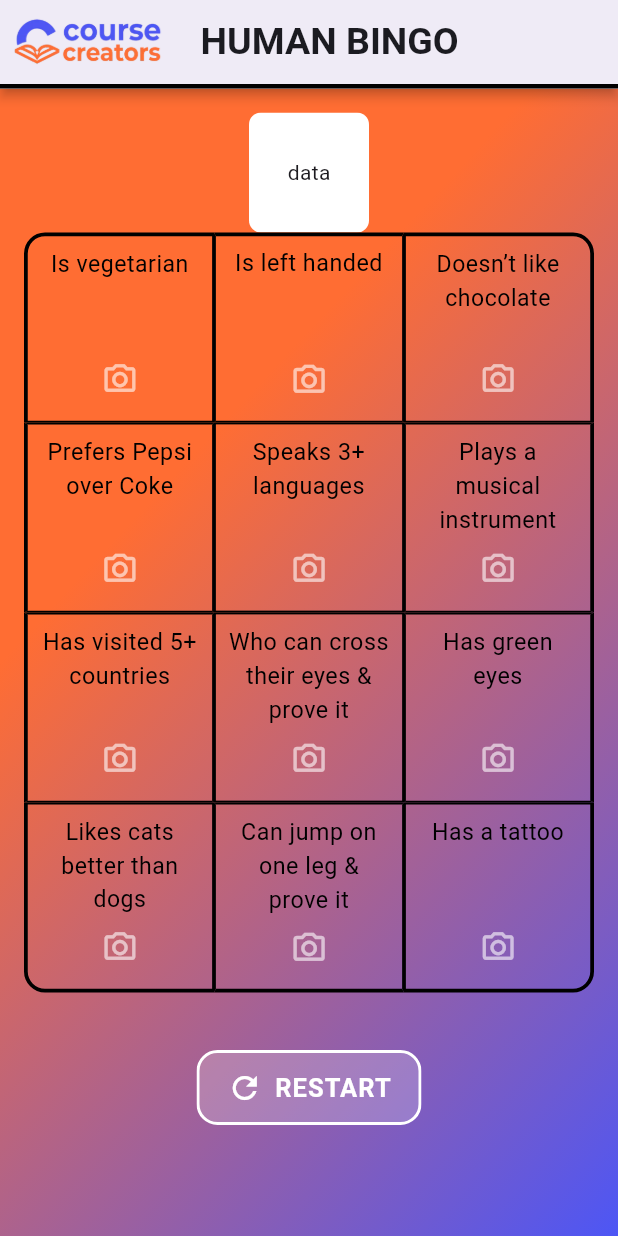
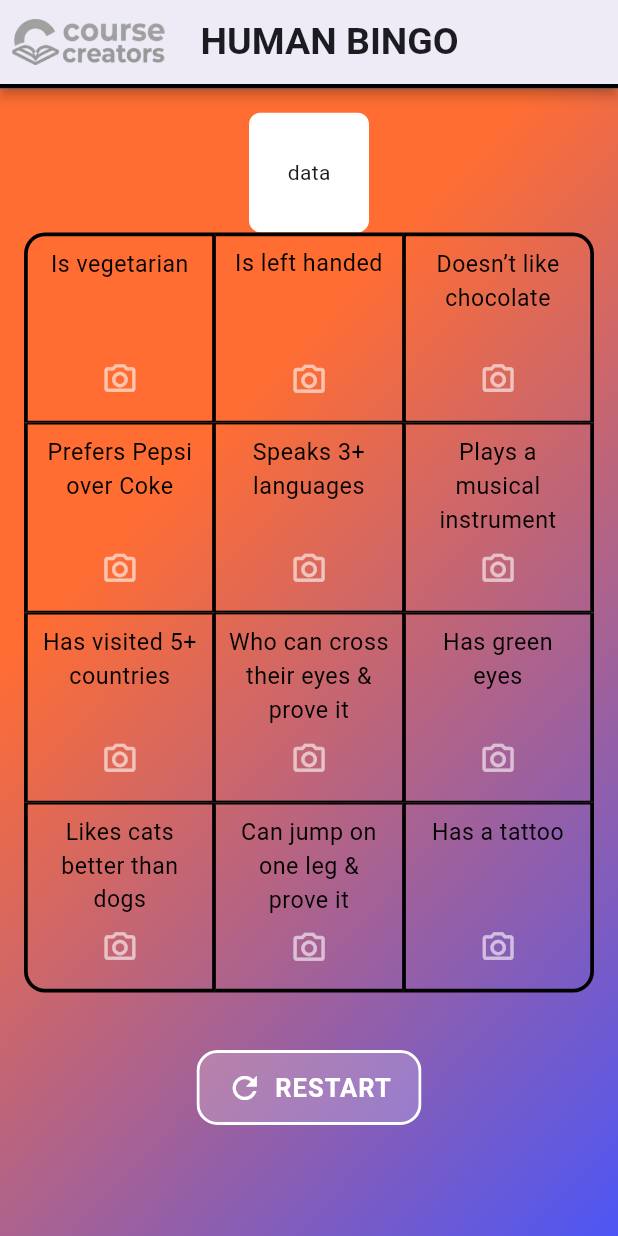
Before and after one commit to CsibiCsabi/bingo_app, a Flutter app: the first screen one second after launch, on a phone screen of 412 x 824 dp. Run offline on Flutter 3.47's test engine with Material 3 defaults, Android fonts, the phone set to English and light mode, and no system bars; drawn by our look-alikes of flutter_animate; our stand-ins replace camera, image_picker.

Commit message:
Added animation for the logo

```diff
--- a/lib/main_page.dart
+++ b/lib/main_page.dart
@@ -10,6 +10,7 @@ class MainPage extends StatefulWidget {
 }
 
 class _MainPageState extends State<MainPage> {
+  bool isGrey = true;
   Color ccOrange = const Color.fromRGBO(255, 109, 51, 1);
   Color ccPurple = const Color.fromRGBO(77, 86, 245, 1);
   Color sarga = const Color.fromARGB(255, 255, 255, 255);
@@ -120,11 +121,19 @@ class _MainPageState extends State<MainPage> {
                     SizedBox(),
                     Row(
                       mainAxisSize: MainAxisSize.min,
-                      children:
-                          "B I N G O".characters.toList().asMap().entries.map((entry) {
+                      children: "B I N G O"
+                          .characters
+                          .toList()
+                          .asMap()
+                          .entries
+                          .map((entry) {
                         final i = entry.key;
                         final char = entry.value;
-                        return Text(char, style: TextStyle(fontSize: 40, fontWeight: FontWeight.bold),)
+                        return Text(
+                          char,
+                          style: TextStyle(
+                              fontSize: 40, fontWeight: FontWeight.bold),
+                        )
                             .animate(
                               delay: (i * 70).ms,
                               onPlay: (c) => c.repeat(reverse: true),
@@ -263,6 +272,11 @@ class _MainPageState extends State<MainPage> {
   void initState() {
     super.initState();
     getCells();
+    Future.delayed(const Duration(milliseconds: 2000), () {
+      setState(() {
+        isGrey = false;
+      });
+    });
   }
 
   bool _resetAnimation = false;
@@ -306,7 +320,7 @@ class _MainPageState extends State<MainPage> {
             ShimmerEffect(
               color: Color.fromARGB(255, 167, 193, 206),
               duration: Duration(milliseconds: 2000),
-              delay: Duration(milliseconds: 1550),
+              delay: Duration(milliseconds: 4000),
               size: 2,
             )
           ],
@@ -319,13 +333,30 @@ class _MainPageState extends State<MainPage> {
             alignment: Alignment.centerLeft,
             padding: const EdgeInsets.all(8.0),
             child: Animate(
+              autoPlay: true,
               effects: const [
-              FadeEffect(duration: Duration(milliseconds: 1000)),
-              ScaleEffect(duration: Duration(milliseconds: 1000)),
+                ShimmerEffect(
+                  color: Color.fromARGB(255, 167, 193, 206),
+                  duration: Duration(milliseconds: 2000),
+                  delay: Duration(milliseconds: 2500),
+                  size: 2,
+                )
               ],
+              child: Stack(
+              children: [
+                AnimatedOpacity(
+                  opacity: isGrey ? 1.0 : 0.0,
+                  duration: const Duration(milliseconds: 400),
+                  child: Image.asset('assets/course_creators_gray.png'),
+                ),
+                AnimatedOpacity(
+                  opacity: isGrey ? 0.0 : 1.0,
+                  duration: const Duration(milliseconds: 400),
                   child: Image.asset('assets/course_creators.png'),
                 ),
+              ],
             ),
+            )),
         leadingWidth: MediaQuery.of(context).size.width / 3.5,
       ),
       body: Container(
--- a/pubspec.yaml
+++ b/pubspec.yaml
@@ -23,3 +23,4 @@ flutter:
   uses-material-design: true
   assets:
     - assets/course_creators.png
+    - assets/course_creators_gray.png
```
Also changed, not shown: assets/course_creators.png, assets/course_creators_gray.png (added). Lines whose indentation alone changed are shown as unchanged.
